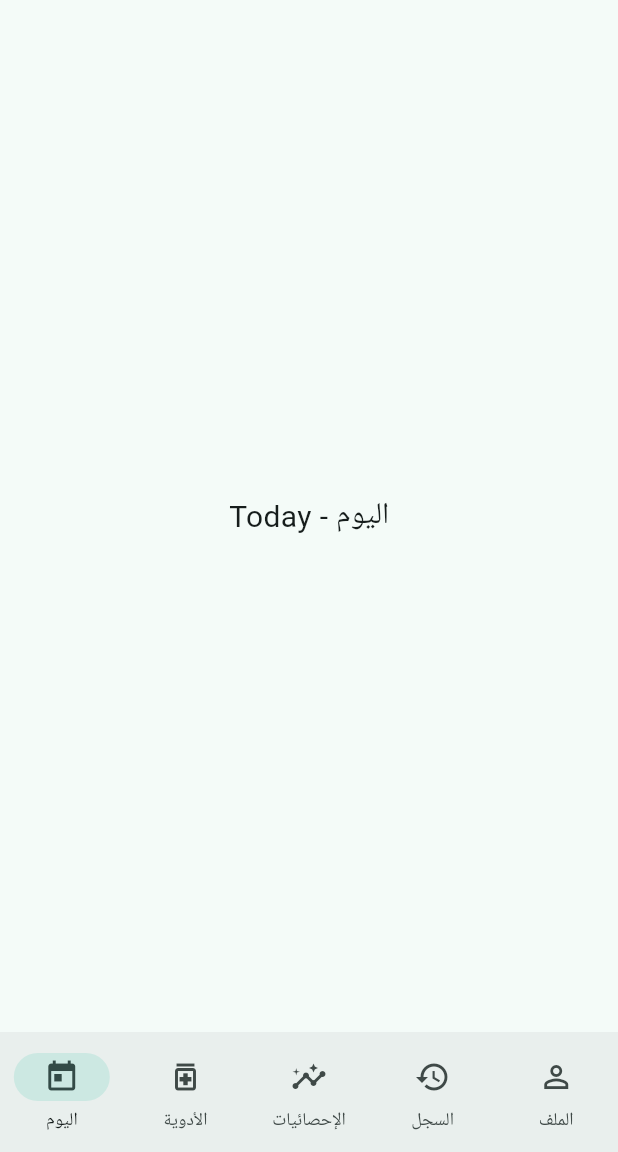
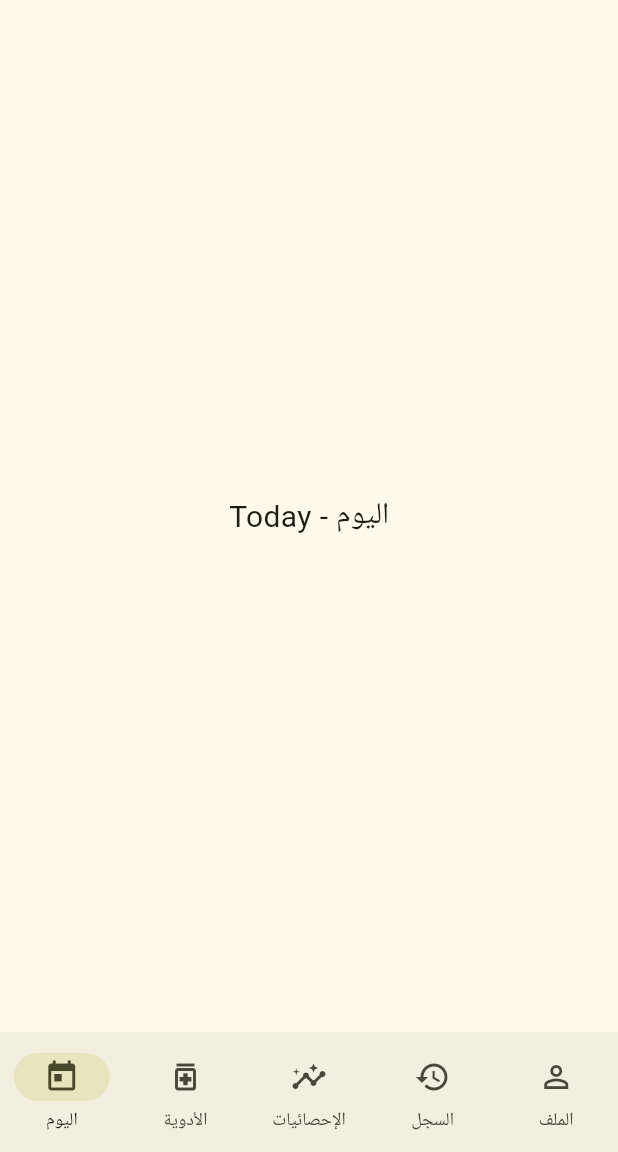
Before and after one commit to Lynx-Lexicon/Modawem, a Flutter app: the screen it shows after launch, on a phone screen of 412 x 824 dp, the part 84-1236 px from its top. Run offline on Flutter 3.47's test engine with Material 3 defaults, Android fonts, the phone set to English and light mode, and no system bars; our stand-ins replace material_ui; missing offline and left inert: theme_tailor_annotation.

Commit message:
feat(mobile): refactor app structure and theme management
- Refactored the AppConfig class into the app's core directory.
- Created a new app.dart file to define ModawemApp.
- Implemented theme management using AppTheme and AppTokens for better styling.
- Added color definitions in app_colors.dart and app_tokens.dart for consistent theming.
- Updated pubspec.yaml to include new dependencies for theme management.
- Adjusted widget tests to reflect changes in app structure.

```diff
--- /dev/null
+++ b/apps/mobile/lib/app.dart
@@ -0,0 +1,91 @@
+import 'package:material_ui/material_ui.dart';
+
+import 'package:modawem_app/core/theme/app_theme.dart';
+
+class ModawemApp extends StatelessWidget {
+  const ModawemApp({super.key});
+
+  @override
+  Widget build(BuildContext context) {
+    return MaterialApp(
+      title: 'Modawem',
+      theme: AppTheme.light,
+      darkTheme: AppTheme.dark,
+
+      // TODO: Implement theme switch functionality
+      themeMode: ThemeMode.light,
+      home: const MainNavigationScreen(),
+    );
+  }
+}
+
+class MainNavigationScreen extends StatefulWidget {
+  const MainNavigationScreen({super.key});
+
+  @override
+  State<MainNavigationScreen> createState() => _MainNavigationScreenState();
+}
+
+class _MainNavigationScreenState extends State<MainNavigationScreen> {
+  int _currentIndex = 0;
+
+  final List<Widget> _screens = const [
+    Center(child: Text('Today - اليوم', style: TextStyle(fontSize: 20))),
+    Center(
+      child: Text('Medications - الأدوية', style: TextStyle(fontSize: 20)),
+    ),
+    Center(
+      child: Text('Insights - الإحصائيات', style: TextStyle(fontSize: 20)),
+    ),
+    Center(child: Text('History - السجل', style: TextStyle(fontSize: 20))),
+    Center(
+      child: Text('Profile - الملف الشخصي', style: TextStyle(fontSize: 20)),
+    ),
+  ];
+
+  @override
+  Widget build(BuildContext context) {
+    return Scaffold(
+      appBar: AppBar(
+        backgroundColor: const Color.fromARGB(255, 35, 200, 222),
+        title: const Text('Modawem'),
+      ),
+      body: _screens[_currentIndex],
+      bottomNavigationBar: NavigationBar(
+        selectedIndex: _currentIndex,
+        onDestinationSelected: (int index) {
+          setState(() {
+            _currentIndex = index;
+          });
+        },
+        destinations: const [
+          NavigationDestination(
+            icon: Icon(Icons.today_outlined),
+            selectedIcon: Icon(Icons.today),
+            label: 'اليوم',
+          ),
+          NavigationDestination(
+            icon: Icon(Icons.medication_outlined),
+            selectedIcon: Icon(Icons.medication),
+            label: 'الأدوية',
+          ),
+          NavigationDestination(
+            icon: Icon(Icons.insights_outlined),
+            selectedIcon: Icon(Icons.insights),
+            label: 'الإحصائيات',
+          ),
+          NavigationDestination(
+            icon: Icon(Icons.history_outlined),
+            selectedIcon: Icon(Icons.history),
+            label: 'السجل',
+          ),
+          NavigationDestination(
+            icon: Icon(Icons.person_outline),
+            selectedIcon: Icon(Icons.person),
+            label: 'الملف',
+          ),
+        ],
+      ),
+    );
+  }
+}
--- /dev/null
+++ b/apps/mobile/lib/core/theme/app_theme.dart
@@ -0,0 +1,23 @@
+import 'package:material_ui/material_ui.dart';
+
+import 'package:modawem_app/core/theme/colors/app_tokens.dart';
+
+abstract final class AppTheme {
+  static ThemeData get light => _buildTheme(Brightness.light, AppTokens.light);
+  static ThemeData get dark => _buildTheme(Brightness.light, AppTokens.light);
+
+  static ThemeData _buildTheme(Brightness brightness, AppTokens tokens) {
+    return ThemeData(
+      useMaterial3: true,
+      brightness: brightness,
+      colorScheme: ColorScheme.fromSeed(
+        brightness: brightness,
+        seedColor: tokens.surfacePrimary,
+        primary: tokens.surfacePrimary,
+        error: tokens.surfaceDanger,
+      ),
+
+      extensions: [tokens],
+    );
+  }
+}
--- /dev/null
+++ b/apps/mobile/lib/core/theme/colors/app_tokens.dart
@@ -0,0 +1,111 @@
+import 'package:material_ui/material_ui.dart';
+import 'package:modawem_app/core/theme/colors/app_colors.dart';
+import 'package:theme_tailor_annotation/theme_tailor_annotation.dart';
+
+part 'app_tokens.tailor.dart';
+
+@TailorMixin(themeGetter: ThemeGetter.onBuildContext)
+class AppTokens extends ThemeExtension<AppTokens> with _$AppTokensTailorMixin {
+  AppTokens({
+    required this.surfacePrimary,
+    required this.surfacePrimaryStrong,
+    required this.surfaceWhite,
+    required this.surfaceNeutral,
+    required this.surfaceDisabled,
+    required this.surfaceDanger,
+    required this.surfaceBeneficial,
+    required this.surfaceBeneficialSubtlest,
+    required this.surfaceDangerSubtlest,
+
+    required this.textPrimary,
+    required this.textSecondary,
+    required this.textAccent,
+    required this.textAccentStrong,
+    required this.textAccentStronger,
+    required this.textAccentSubtle,
+    required this.textNeutralStrong,
+    required this.textDisabled,
+    required this.textError,
+    required this.textSuccess,
+
+    required this.buttonHover,
+    required this.buttonActive,
+  });
+
+  // Surface
+  @override
+  final Color surfacePrimary;
+  @override
+  final Color surfacePrimaryStrong;
+  @override
+  final Color surfaceWhite;
+  @override
+  final Color surfaceNeutral;
+  @override
+  final Color surfaceDisabled;
+  @override
+  final Color surfaceDanger;
+  @override
+  final Color surfaceBeneficial;
+  @override
+  final Color surfaceBeneficialSubtlest;
+  @override
+  final Color surfaceDangerSubtlest;
+
+  // Text
+  @override
+  final Color textPrimary;
+  @override
+  final Color textSecondary;
+  @override
+  final Color textAccent;
+  @override
+  final Color textAccentStrong;
+  @override
+  final Color textAccentStronger;
+  @override
+  final Color textAccentSubtle;
+  @override
+  final Color textNeutralStrong;
+  @override
+  final Color textDisabled;
+  @override
+  final Color textError;
+  @override
+  final Color textSuccess;
+
+  // Button
+  @override
+  final Color buttonHover;
+  @override
+  final Color buttonActive;
+
+  static AppTokens light = AppTokens(
+    // Surface
+    surfacePrimary: AppPrimitives.gold800,
+    surfacePrimaryStrong: AppPrimitives.gold500,
+    surfaceWhite: AppPrimitives.gold950,
+    surfaceNeutral: AppPrimitives.gray900,
+    surfaceDisabled: AppPrimitives.gray900,
+    surfaceDanger: AppPrimitives.red600,
+    surfaceBeneficial: AppPrimitives.green500,
+    surfaceBeneficialSubtlest: AppPrimitives.green950,
+    surfaceDangerSubtlest: AppPrimitives.red950,
+
+    // Text
+    textPrimary: AppPrimitives.blue100,
+    textSecondary: AppPrimitives.gray700,
+    textAccent: AppPrimitives.gold800,
+    textAccentStrong: AppPrimitives.gold700,
+    textAccentStronger: AppPrimitives.gold500,
+    textAccentSubtle: AppPrimitives.gold700,
+    textNeutralStrong: AppPrimitives.gray500,
+    textDisabled: AppPrimitives.gray700,
+    textError: AppPrimitives.red400,
+    textSuccess: AppPrimitives.green400,
+
+    // Button
+    buttonHover: AppPrimitives.gold700,
+    buttonActive: AppPrimitives.gold500,
+  );
+}
--- a/apps/mobile/lib/main.dart
+++ b/apps/mobile/lib/main.dart
@@ -1,87 +1,7 @@
-import 'package:flutter/material.dart';
+import 'package:material_ui/material_ui.dart';
+
+import 'package:modawem_app/app.dart';
 
 void main() {
   runApp(const ModawemApp());
 }
-
-class ModawemApp extends StatelessWidget {
-  const ModawemApp({super.key});
-
-  @override
-  Widget build(BuildContext context) {
-    return MaterialApp(
-      title: 'Modawem',
-      debugShowCheckedModeBanner: false,
-      theme: ThemeData(
-        useMaterial3: true,
-        colorSchemeSeed: Colors.teal,
-      ),
-      home: const MainNavigationScreen(),
-    );
-  }
-}
-
-class MainNavigationScreen extends StatefulWidget {
-  const MainNavigationScreen({super.key});
-
-  @override
-  State<MainNavigationScreen> createState() => _MainNavigationScreenState();
-}
-
-class _MainNavigationScreenState extends State<MainNavigationScreen> {
-  int _currentIndex = 0;
-
-  final List<Widget> _screens = const [
-    Center(child: Text('Today - اليوم', style: TextStyle(fontSize: 20))),
-    Center(child: Text('Medications - الأدوية', style: TextStyle(fontSize: 20))),
-    Center(child: Text('Insights - الإحصائيات', style: TextStyle(fontSize: 20))),
-    Center(child: Text('History - السجل', style: TextStyle(fontSize: 20))),
-    Center(child: Text('Profile - الملف الشخصي', style: TextStyle(fontSize: 20))),
-  ];
-
-  @override
-  Widget build(BuildContext context) {
-    return Scaffold(
-      appBar: AppBar(
-        backgroundColor: const Color.fromARGB(255, 35, 200, 222),
-        title: const Text('Modawem'),
-      ),
-      body: _screens[_currentIndex],
-      bottomNavigationBar: NavigationBar(
-        selectedIndex: _currentIndex,
-        onDestinationSelected: (int index) {
-          setState(() {
-            _currentIndex = index;
-          });
-        },
-        destinations: const [
-          NavigationDestination(
-            icon: Icon(Icons.today_outlined),
-            selectedIcon: Icon(Icons.today),
-            label: 'اليوم',
-          ),
-          NavigationDestination(
-            icon: Icon(Icons.medication_outlined),
-            selectedIcon: Icon(Icons.medication),
-            label: 'الأدوية',
-          ),
-          NavigationDestination(
-            icon: Icon(Icons.insights_outlined),
-            selectedIcon: Icon(Icons.insights),
-            label: 'الإحصائيات',
-          ),
-          NavigationDestination(
-            icon: Icon(Icons.history_outlined),
-            selectedIcon: Icon(Icons.history),
-            label: 'السجل',
-          ),
-          NavigationDestination(
-            icon: Icon(Icons.person_outline),
-            selectedIcon: Icon(Icons.person),
-            label: 'الملف',
-          ),
-        ],
-      ),
-    );
-  }
-}
--- a/apps/mobile/pubspec.yaml
+++ b/apps/mobile/pubspec.yaml
@@ -35,6 +35,7 @@ dependencies:
   # Use with the CupertinoIcons class for iOS style icons.
   cupertino_icons: ^1.0.8
   material_ui: ^1.11.1
+  theme_tailor_annotation: ^4.0.2
 
 dev_dependencies:
   flutter_test:
@@ -46,6 +47,8 @@ dev_dependencies:
   # package. See that file for information about deactivating specific lint
   # rules and activating additional ones.
   flutter_lints: ^6.0.0
+  theme_tailor: ^4.0.2
+  build_runner: ^2.17.1
 
 # For information on the generic Dart part of this file, see the
 # following page: https://dart.dev/tools/pub/pubspec
```
Also changed, not shown: apps/mobile/lib/core/theme/colors/app_colors.dart (added, +60 -0 lines), apps/mobile/lib/core/theme/colors/app_tokens.tailor.dart (added, +265 -0 lines), apps/mobile/lib/core/config/app_config.dart (renamed from apps/mobile/lib/config/app_config.dart), apps/mobile/pubspec.lock, 1 other file.
